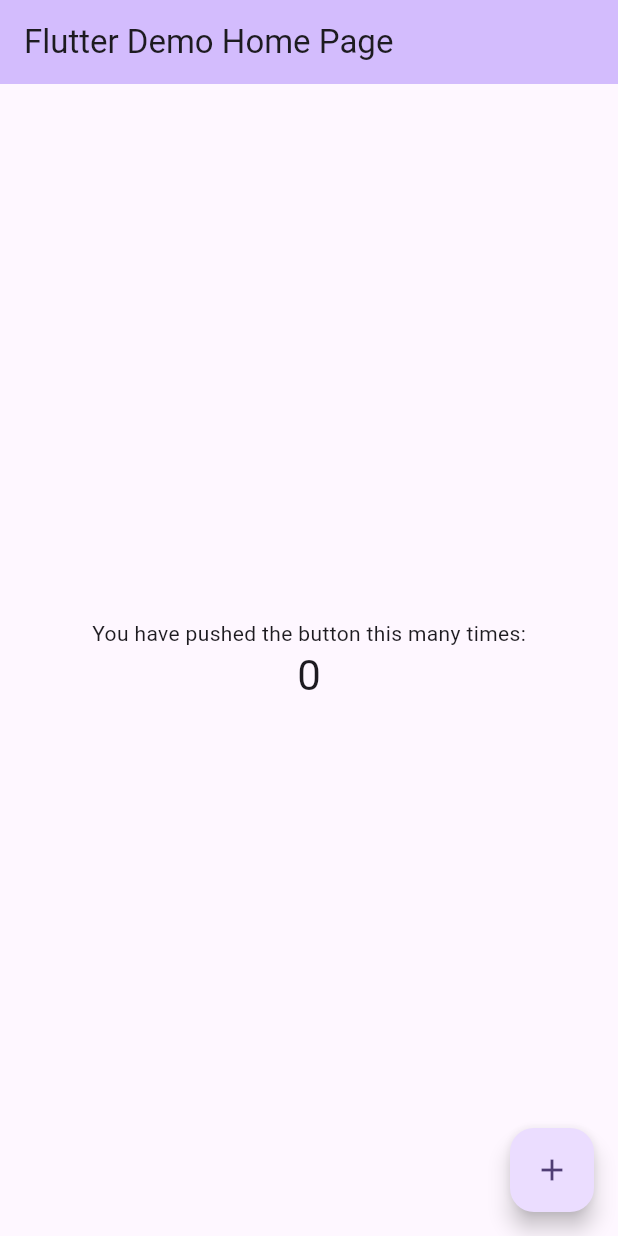
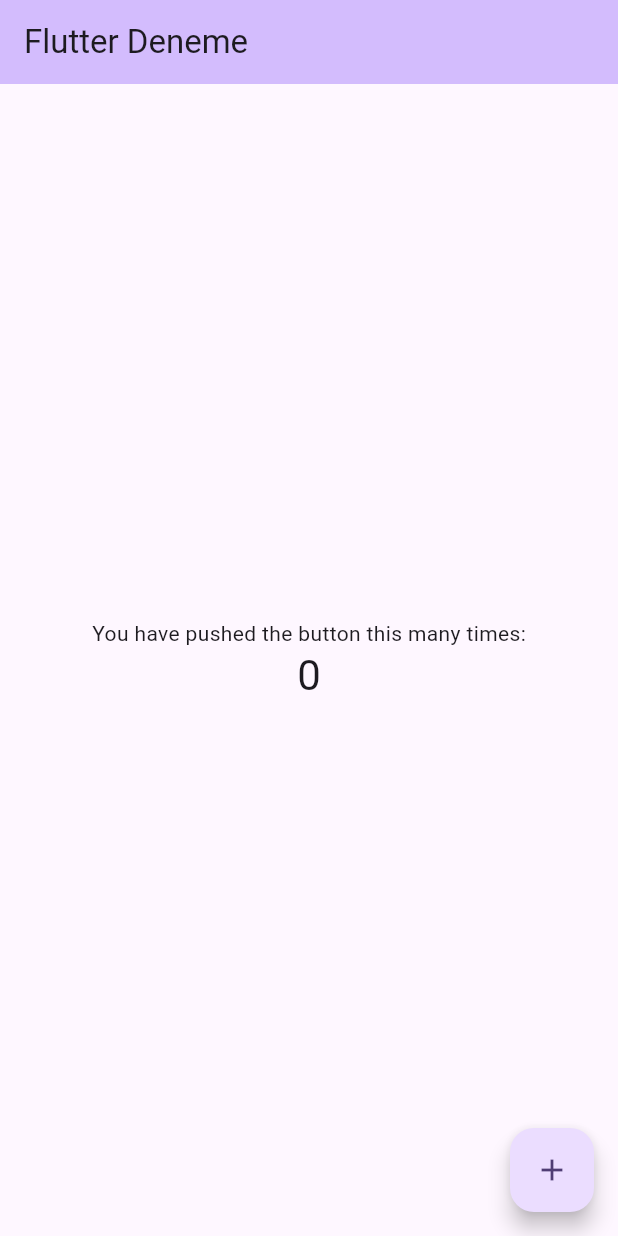
Before and after one commit to dogukanatm/ornek, a Flutter app: the screen it shows after launch, on a phone screen of 412 x 824 dp. Run offline on Flutter 3.47's test engine with Material 3 defaults, Android fonts, the phone set to English and light mode, and no system bars.

Commit message:
ilk değişikliğim

```diff
--- a/lib/main.dart
+++ b/lib/main.dart
@@ -31,7 +31,7 @@ class MyApp extends StatelessWidget {
         colorScheme: ColorScheme.fromSeed(seedColor: Colors.deepPurple),
         useMaterial3: true,
       ),
-      home: const MyHomePage(title: 'Flutter Demo Home Page'),
+      home: const MyHomePage(title: 'Flutter Deneme '),
     );
   }
 }
```
